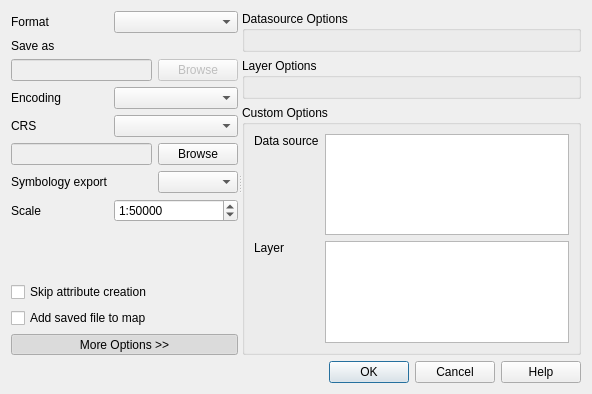
Above: src/ui/qgsvectorlayersaveasdialogbase.ui from carsmie/QGIS before the change. Below: the same form after it.
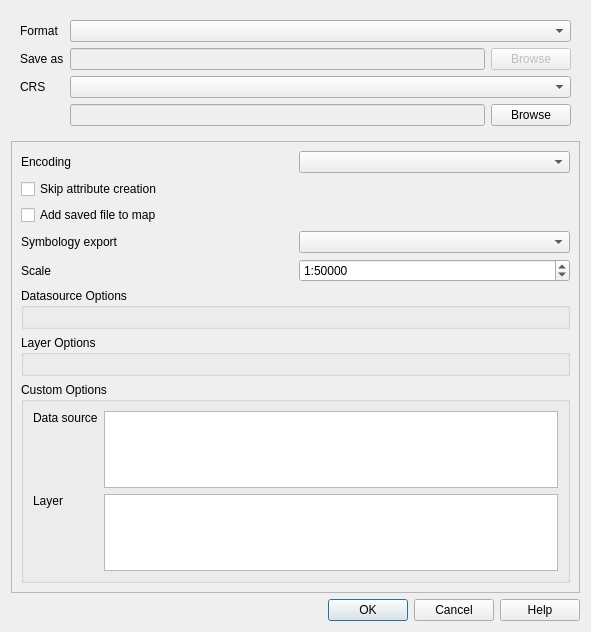
That is the form after the change. Custom widgets are drawn as their Qt base class.

Commit message: Vector save as dialog: use one column layout (like raster save as)

Diff of the .ui file:
```diff
--- a/src/ui/qgsvectorlayersaveasdialogbase.ui
+++ b/src/ui/qgsvectorlayersaveasdialogbase.ui
@@ -6,8 +6,8 @@
    <rect>
     <x>0</x>
     <y>0</y>
-    <width>592</width>
-    <height>394</height>
+    <width>591</width>
+    <height>632</height>
    </rect>
   </property>
   <property name="sizePolicy">
@@ -19,33 +19,27 @@
   <property name="windowTitle">
    <string>Save vector layer as...</string>
   </property>
-  <layout class="QGridLayout" name="gridLayout">
-   <property name="sizeConstraint">
-    <enum>QLayout::SetMinAndMaxSize</enum>
-   </property>
-   <item row="4" column="0" colspan="2">
-    <widget class="QDialogButtonBox" name="buttonBox">
-     <property name="orientation">
-      <enum>Qt::Horizontal</enum>
-     </property>
-     <property name="standardButtons">
-      <set>QDialogButtonBox::Cancel|QDialogButtonBox::Help|QDialogButtonBox::Ok</set>
-     </property>
-    </widget>
-   </item>
-   <item row="0" column="0" colspan="2">
-    <widget class="QWidget" name="widget_3" native="true">
-     <layout class="QGridLayout" name="gridLayout_5">
-      <property name="margin">
-       <number>0</number>
-      </property>
-      <item row="0" column="0">
-       <widget class="QSplitter" name="splitter">
-        <property name="orientation">
-         <enum>Qt::Horizontal</enum>
-        </property>
+  <layout class="QVBoxLayout" name="verticalLayout_2">
+   <item>
         <widget class="QWidget" name="widget" native="true">
          <layout class="QGridLayout" name="gridLayout_4">
+      <item row="1" column="1">
+       <widget class="QLineEdit" name="leFilename">
+        <property name="enabled">
+         <bool>false</bool>
+        </property>
+       </widget>
+      </item>
+      <item row="1" column="2">
+       <widget class="QPushButton" name="browseFilename">
+        <property name="enabled">
+         <bool>false</bool>
+        </property>
+        <property name="text">
+         <string>Browse</string>
+        </property>
+       </widget>
+      </item>
           <item row="1" column="0">
            <widget class="QLabel" name="label">
             <property name="text">
@@ -56,7 +50,7 @@
             </property>
            </widget>
           </item>
-          <item row="4" column="0">
+      <item row="3" column="0">
            <widget class="QLabel" name="label_3">
             <property name="text">
              <string>CRS</string>
@@ -66,45 +60,8 @@
             </property>
            </widget>
           </item>
-          <item row="6" column="2">
-           <widget class="QComboBox" name="mSymbologyExportComboBox"/>
-          </item>
-          <item row="5" column="0" colspan="2">
-           <widget class="QLineEdit" name="leCRS">
-            <property name="enabled">
-             <bool>false</bool>
-            </property>
-            <property name="readOnly">
-             <bool>true</bool>
-            </property>
-           </widget>
-          </item>
-          <item row="4" column="1" colspan="2">
-           <widget class="QComboBox" name="mCRSSelection"/>
-          </item>
-          <item row="2" column="0" colspan="2">
-           <widget class="QLineEdit" name="leFilename">
-            <property name="enabled">
-             <bool>false</bool>
-            </property>
-           </widget>
-          </item>
           <item row="3" column="1" colspan="2">
-           <widget class="QComboBox" name="mEncodingComboBox"/>
-          </item>
-          <item row="7" column="0">
-           <widget class="QLabel" name="mScaleLabel">
-            <property name="text">
-             <string>Scale</string>
-            </property>
-           </widget>
-          </item>
-          <item row="10" column="0" colspan="2">
-           <widget class="QCheckBox" name="mAddToCanvas">
-            <property name="text">
-             <string>Add saved file to map</string>
-            </property>
-           </widget>
+       <widget class="QComboBox" name="mCRSSelection"/>
           </item>
           <item row="0" column="1" colspan="2">
            <widget class="QComboBox" name="mFormatComboBox"/>
@@ -119,40 +76,44 @@
             </property>
            </widget>
           </item>
-          <item row="8" column="1">
-           <spacer name="verticalSpacer_3">
-            <property name="orientation">
-             <enum>Qt::Vertical</enum>
-            </property>
-            <property name="sizeHint" stdset="0">
-             <size>
-              <width>20</width>
-              <height>40</height>
-             </size>
-            </property>
-           </spacer>
-          </item>
-          <item row="7" column="1" colspan="2">
-           <widget class="QSpinBox" name="mScaleSpinBox">
-            <property name="prefix">
-             <string>1:</string>
-            </property>
-            <property name="maximum">
-             <number>999999999</number>
-            </property>
-            <property name="value">
-             <number>50000</number>
-            </property>
-           </widget>
-          </item>
-          <item row="6" column="0">
-           <widget class="QLabel" name="mSymbologyExportLabel">
+      <item row="4" column="2">
+       <widget class="QPushButton" name="browseCRS">
             <property name="text">
-             <string>Symbology export</string>
+         <string>Browse</string>
             </property>
            </widget>
           </item>
-          <item row="3" column="0">
+      <item row="4" column="1">
+       <widget class="QLineEdit" name="leCRS">
+        <property name="enabled">
+         <bool>false</bool>
+        </property>
+        <property name="readOnly">
+         <bool>true</bool>
+        </property>
+       </widget>
+      </item>
+     </layout>
+    </widget>
+   </item>
+   <item>
+    <widget class="QScrollArea" name="scrollArea">
+     <property name="widgetResizable">
+      <bool>true</bool>
+     </property>
+     <widget class="QWidget" name="scrollAreaWidgetContents">
+      <property name="geometry">
+       <rect>
+        <x>0</x>
+        <y>0</y>
+        <width>562</width>
+        <height>458</height>
+       </rect>
+      </property>
+      <layout class="QVBoxLayout" name="verticalLayout">
+       <item>
+        <layout class="QHBoxLayout" name="horizontalLayout_3">
+         <item>
            <widget class="QLabel" name="label_4">
             <property name="text">
              <string>Encoding</string>
@@ -162,14 +123,12 @@
             </property>
            </widget>
           </item>
-          <item row="5" column="2">
-           <widget class="QPushButton" name="browseCRS">
-            <property name="text">
-             <string>Browse</string>
-            </property>
-           </widget>
-          </item>
-          <item row="9" column="0" colspan="2">
+         <item>
+          <widget class="QComboBox" name="mEncodingComboBox"/>
+         </item>
+        </layout>
+       </item>
+       <item>
            <widget class="QCheckBox" name="mSkipAttributeCreation">
             <property name="toolTip">
              <string>This allows one to surpress attribute creation as some OGR drivers (eg. DGN, DXF) don't support it.</string>
@@ -179,52 +138,52 @@
             </property>
            </widget>
           </item>
-          <item row="2" column="2">
-           <widget class="QPushButton" name="browseFilename">
-            <property name="enabled">
-             <bool>false</bool>
-            </property>
+       <item>
+        <widget class="QCheckBox" name="mAddToCanvas">
             <property name="text">
-             <string>Browse</string>
+          <string>Add saved file to map</string>
             </property>
            </widget>
           </item>
-          <item row="11" column="0" colspan="3">
-           <widget class="QToolButton" name="mOptionsButton">
-            <property name="enabled">
-             <bool>true</bool>
-            </property>
-            <property name="sizePolicy">
-             <sizepolicy hsizetype="Minimum" vsizetype="Maximum">
-              <horstretch>0</horstretch>
-              <verstretch>0</verstretch>
-             </sizepolicy>
-            </property>
+       <item>
+        <layout class="QHBoxLayout" name="horizontalLayout_2">
+         <item>
+          <widget class="QLabel" name="mSymbologyExportLabel">
             <property name="text">
-             <string>More Options &gt;&gt;</string>
-            </property>
-            <property name="checkable">
-             <bool>true</bool>
-            </property>
-            <property name="checked">
-             <bool>true</bool>
-            </property>
-           </widget>
-          </item>
-         </layout>
-        </widget>
-        <widget class="QWidget" name="mOptionsGroupBox" native="true">
-         <layout class="QGridLayout" name="gridLayout_2">
-          <property name="topMargin">
-           <number>0</number>
-          </property>
-          <property name="rightMargin">
-           <number>0</number>
-          </property>
-          <property name="bottomMargin">
-           <number>0</number>
-          </property>
-          <item row="0" column="0">
+            <string>Symbology export</string>
+           </property>
+          </widget>
+         </item>
+         <item>
+          <widget class="QComboBox" name="mSymbologyExportComboBox"/>
+         </item>
+        </layout>
+       </item>
+       <item>
+        <layout class="QHBoxLayout" name="horizontalLayout">
+         <item>
+          <widget class="QLabel" name="mScaleLabel">
+           <property name="text">
+            <string>Scale</string>
+           </property>
+          </widget>
+         </item>
+         <item>
+          <widget class="QSpinBox" name="mScaleSpinBox">
+           <property name="prefix">
+            <string>1:</string>
+           </property>
+           <property name="maximum">
+            <number>999999999</number>
+           </property>
+           <property name="value">
+            <number>50000</number>
+           </property>
+          </widget>
+         </item>
+        </layout>
+       </item>
+       <item>
            <widget class="QgsCollapsibleGroupBox" name="mDatasourceOptionsGroupBox">
             <property name="title">
              <string>Datasource Options</string>
@@ -236,7 +195,19 @@
             </layout>
            </widget>
           </item>
-          <item row="2" column="0">
+       <item>
+        <widget class="QgsCollapsibleGroupBox" name="mLayerOptionsGroupBox">
+         <property name="title">
+          <string>Layer Options</string>
+         </property>
+         <layout class="QFormLayout" name="formLayout_2">
+          <property name="fieldGrowthPolicy">
+           <enum>QFormLayout::AllNonFixedFieldsGrow</enum>
+          </property>
+         </layout>
+        </widget>
+       </item>
+       <item>
            <widget class="QgsCollapsibleGroupBox" name="mOgrOptionsGroupBox">
             <property name="title">
              <string>Custom Options</string>
@@ -334,36 +305,18 @@
             <zorder>mOgrLayerOptions</zorder>
            </widget>
           </item>
-          <item row="1" column="0">
-           <widget class="QgsCollapsibleGroupBox" name="mLayerOptionsGroupBox">
-            <property name="title">
-             <string>Layer Options</string>
-            </property>
-            <layout class="QFormLayout" name="formLayout_2">
-             <property name="fieldGrowthPolicy">
-              <enum>QFormLayout::AllNonFixedFieldsGrow</enum>
-             </property>
-            </layout>
-           </widget>
-          </item>
-          <item row="3" column="0">
-           <spacer name="verticalSpacer_2">
+      </layout>
+     </widget>
+    </widget>
+   </item>
+   <item>
+    <widget class="QDialogButtonBox" name="buttonBox">
             <property name="orientation">
-             <enum>Qt::Vertical</enum>
-            </property>
-            <property name="sizeHint" stdset="0">
-             <size>
-              <width>20</width>
-              <height>40</height>
-             </size>
-            </property>
-           </spacer>
-          </item>
-         </layout>
-        </widget>
-       </widget>
-      </item>
-     </layout>
+      <enum>Qt::Horizontal</enum>
+     </property>
+     <property name="standardButtons">
+      <set>QDialogButtonBox::Cancel|QDialogButtonBox::Help|QDialogButtonBox::Ok</set>
+     </property>
     </widget>
    </item>
   </layout>
```
Lines whose indentation alone changed are shown as unchanged. The commit also changes 2 other files.
